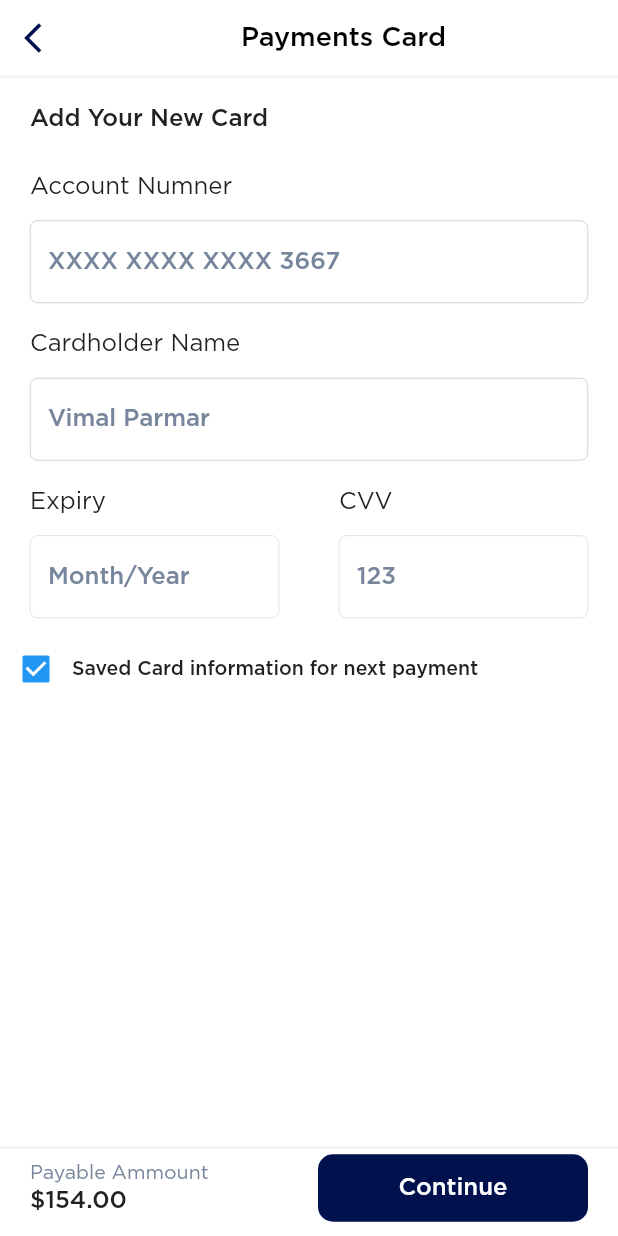
After one commit to Mrvsolutions/Danini, a Flutter app: the AddPaymentCardPage screen opened directly, on a phone screen of 412 x 824 dp. The commit adds this screen. Run offline on Flutter 3.47's test engine with Material 2 defaults, Android fonts, the phone set to English and light mode, and no system bars; our stand-ins replace carousel_pro, get, image_picker.

Commit message:
Add payment Card - done

```diff
--- /dev/null
+++ b/lib/Screen/AddPaymentCardPage.dart
@@ -0,0 +1,337 @@
+import 'package:danini/Comman/ColorFile.dart';
+import 'package:flutter/material.dart';
+import 'package:flutter/cupertino.dart';
+
+import '../BuildAppToolBar.dart';
+
+class AddPaymentCardPage extends StatefulWidget {
+  @override
+  _AddPaymentCardPageState createState() => _AddPaymentCardPageState();
+}
+
+class _AddPaymentCardPageState extends State<AddPaymentCardPage> {
+  @override
+  Widget build(BuildContext context) {
+    return Scaffold(
+        appBar: BuildAppToolBar(context, "Payments Card", true, false),
+        body: Stack(children: [
+          SingleChildScrollView(
+            child: Container(
+              color: kbackground,
+              width: MediaQuery.of(context).size.width,
+              height: MediaQuery.of(context).size.height,
+              child: Container(
+                color: Colors.white,
+                child: Column(
+                  crossAxisAlignment: CrossAxisAlignment.start,
+                  children: [
+                    Container(
+                      color: kbackground,
+                      height: 2,
+                    ),
+                    Padding(
+                      padding: const EdgeInsets.fromLTRB(20, 20, 0, 20),
+                      child: Text(
+                        "Add Your New Card",
+                        style: TextStyle(
+                          color: kTextColor,
+                          fontSize: 16,
+                          fontFamily: 'GothaProMedium',
+                        ),
+                      ),
+                    ),
+                    Padding(
+                      padding: const EdgeInsets.fromLTRB(20, 10, 0, 15),
+                      child: Text(
+                        "Account Numner",
+                        style: TextStyle(
+                          color: kTextColor,
+                          fontSize: 16,
+                          fontFamily: 'GothaProRegular',
+                        ),
+                      ),
+                    ),
+                    Padding(
+                      padding: const EdgeInsets.fromLTRB(20, 0, 20, 10),
+                      child: TextField(
+                        style: TextStyle(
+                          fontSize: 16,
+                          color: ktextpriceColor,
+                          fontFamily: 'GothaProMedium',
+                        ),
+                        decoration: InputDecoration(
+                          hintText: "XXXX XXXX XXXX 3667",
+                          hintStyle: TextStyle(
+                            fontSize: 16,
+                            color: ktextpriceColor,
+                            fontFamily: 'GothaProMedium',
+                          ),
+                          focusedBorder: OutlineInputBorder(
+                            borderSide:
+                                BorderSide(color: Colors.grey, width: 0.2),
+                            borderRadius: BorderRadius.circular(5.0),
+                          ),
+                          enabledBorder: OutlineInputBorder(
+                            borderSide:
+                                BorderSide(color: Colors.grey, width: 0.3),
+                            borderRadius: BorderRadius.circular(5.0),
+                          ),
+                          fillColor: Colors.white,
+                          filled: true,
+                        ),
+                      ),
+                    ),
+                    Padding(
+                      padding: const EdgeInsets.fromLTRB(20, 10, 0, 15),
+                      child: Text(
+                        "Cardholder Name",
+                        style: TextStyle(
+                          color: kTextColor,
+                          fontSize: 16,
+                          fontFamily: 'GothaProRegular',
+                        ),
+                      ),
+                    ),
+                    Padding(
+                      padding: const EdgeInsets.fromLTRB(20, 0, 20, 10),
+                      child: TextField(
+                        style: TextStyle(
+                          fontSize: 16,
+                          color: ktextpriceColor,
+                          fontFamily: 'GothaProMedium',
+                        ),
+                        decoration: InputDecoration(
+                          hintText: "Vimal Parmar",
+                          hintStyle: TextStyle(
+                            fontSize: 16,
+                            color: ktextpriceColor,
+                            fontFamily: 'GothaProMedium',
+                          ),
+                          focusedBorder: OutlineInputBorder(
+                            borderSide:
+                                BorderSide(color: Colors.grey, width: 0.2),
+                            borderRadius: BorderRadius.circular(5.0),
+                          ),
+                          enabledBorder: OutlineInputBorder(
+                            borderSide:
+                                BorderSide(color: Colors.grey, width: 0.3),
+                            borderRadius: BorderRadius.circular(5.0),
+                          ),
+                          fillColor: Colors.white,
+                          filled: true,
+                        ),
+                      ),
+                    ),
+                    Row(
+                      mainAxisAlignment: MainAxisAlignment.spaceBetween,
+                      crossAxisAlignment: CrossAxisAlignment.start,
+                      children: [
+                        Column(
+                          crossAxisAlignment: CrossAxisAlignment.start,
+                          children: [
+                            Padding(
+                              padding: const EdgeInsets.fromLTRB(20, 10, 0, 15),
+                              child: Text(
+                                "Expiry",
+                                style: TextStyle(
+                                  color: kTextColor,
+                                  fontSize: 16,
+                                  fontFamily: 'GothaProRegular',
+                                ),
+                              ),
+                            ),
+                            Container(
+                              width: MediaQuery.of(context).size.width / 2,
+                              child: Padding(
+                                padding:
+                                    const EdgeInsets.fromLTRB(20, 0, 20, 10),
+                                child: TextField(
+                                  style: TextStyle(
+                                    fontSize: 16,
+                                    color: ktextpriceColor,
+                                    fontFamily: 'GothaProMedium',
+                                  ),
+                                  decoration: InputDecoration(
+                                    hintText: "Month/Year",
+                                    hintStyle: TextStyle(
+                                      fontSize: 16,
+                                      color: ktextpriceColor,
+                                      fontFamily: 'GothaProMedium',
+                                    ),
+                                    focusedBorder: OutlineInputBorder(
+                                      borderSide: BorderSide(
+                                          color: Colors.grey, width: 0.2),
+                                      borderRadius: BorderRadius.circular(5.0),
+                                    ),
+                                    enabledBorder: OutlineInputBorder(
+                                      borderSide: BorderSide(
+                                          color: Colors.grey, width: 0.2),
+                                      borderRadius: BorderRadius.circular(5.0),
+                                    ),
+                                    fillColor: Colors.white,
+                                    filled: true,
+                                  ),
+                                ),
+                              ),
+                            ),
+                          ],
+                        ),
+                        Column(
+                          crossAxisAlignment: CrossAxisAlignment.start,
+                          children: [
+                            Padding(
+                              padding: const EdgeInsets.fromLTRB(20, 10, 0, 15),
+                              child: Text(
+                                "CVV",
+                                style: TextStyle(
+                                  color: kTextColor,
+                                  fontSize: 16,
+                                  fontFamily: 'GothaProRegular',
+                                ),
+                              ),
+                            ),
+                            Container(
+                              width: MediaQuery.of(context).size.width / 2,
+                              child: Padding(
+                                padding:
+                                    const EdgeInsets.fromLTRB(20, 0, 20, 10),
+                                child: TextField(
+                                  style: TextStyle(
+                                    fontSize: 16,
+                                    color: ktextpriceColor,
+                                    fontFamily: 'GothaProMedium',
+                                  ),
+                                  decoration: InputDecoration(
+                                    hintText: "123",
+                                    hintStyle: TextStyle(
+                                      fontSize: 16,
+                                      color: ktextpriceColor,
+                                      fontFamily: 'GothaProMedium',
+                                    ),
+                                    focusedBorder: OutlineInputBorder(
+                                      borderSide: BorderSide(
+                                          color: Colors.grey, width: 0.2),
+                                      borderRadius: BorderRadius.circular(5.0),
+                                    ),
+                                    enabledBorder: OutlineInputBorder(
+                                      borderSide: BorderSide(
+                                          color: Colors.grey, width: 0.2),
+                                      borderRadius: BorderRadius.circular(5.0),
+                                    ),
+                                    fillColor: Colors.white,
+                                    filled: true,
+                                  ),
+                                ),
+                              ),
+                            ),
+                          ],
+                        ),
+                      ],
+                    ),
+                    Padding(
+                      padding: const EdgeInsets.fromLTRB(0, 0, 10, 0),
+                      child: Row(
+                        children: [
+                          Checkbox(
+                            value: true,
+                            onChanged: (newValue) {
+                              setState(() {});
+                            },
+                          ),
+                          Expanded(
+                            child: Text(
+                              "Saved Card information for next payment",
+                              style: TextStyle(
+                                color: kTextColor,
+                                fontSize: 13,
+                                fontFamily: 'GothaProMedium',
+                              ),
+                            ),
+                          ),
+                        ],
+                      ),
+                    ),
+                  ],
+                ),
+              ),
+            ),
+          ),
+          Align(
+              alignment: Alignment.bottomCenter,
+              child: Container(
+                color: Colors.white,
+                height: 60,
+                child: Column(
+                  crossAxisAlignment: CrossAxisAlignment.center,
+                  children: [
+                    Container(
+                      height: 2,
+                      width: MediaQuery.of(context).size.width,
+                      color: koffwhite,
+                    ),
+                    Row(
+                      mainAxisAlignment: MainAxisAlignment.spaceBetween,
+                      children: [
+                        Padding(
+                          padding: const EdgeInsets.fromLTRB(20, 10, 10, 10),
+                          child: Column(
+                            crossAxisAlignment: CrossAxisAlignment.start,
+                            children: [
+                              Text(
+                                "Payable Ammount",
+                                style: TextStyle(
+                                  fontSize: 13,
+                                  fontFamily: 'GothaProRegular',
+                                  color: ktextpriceColor,
+                                ),
+                              ),
+                              SizedBox(
+                                height: 5,
+                              ),
+                              Text(
+                                "\$154.00",
+                                style: TextStyle(
+                                  color: kTextColor,
+                                  fontSize: 16,
+                                  fontFamily: 'GothaProMedium',
+                                ),
+                              ),
+                            ],
+                          ),
+                        ),
+                        InkWell(
+                          onTap: () {
+                            // Navigator.push(
+                            //   context,
+                            //   MaterialPageRoute(
+                            //       builder: (context) => PaymentPage()),
+                            // );
+                          },
+                          child: Padding(
+                            padding: const EdgeInsets.fromLTRB(0, 0, 20, 0),
+                            child: Container(
+                              width: 180,
+                              height: 45,
+                              alignment: Alignment.center,
+                              decoration: BoxDecoration(
+                                  color: dPrimeryColors,
+                                  borderRadius: BorderRadius.circular(10)),
+                              child: Text(
+                                "Continue",
+                                style: TextStyle(
+                                  color: Colors.white,
+                                  fontSize: 16,
+                                  fontFamily: 'GothaPro',
+                                ),
+                              ),
+                            ),
+                          ),
+                        ),
+                      ],
+                    ),
+                  ],
+                ),
+              )),
+        ]));
+  }
+}
--- a/lib/Screen/PaymentPage.dart
+++ b/lib/Screen/PaymentPage.dart
@@ -1,4 +1,5 @@
 import 'package:danini/Comman/ColorFile.dart';
+import 'package:danini/Screen/AddPaymentCardPage.dart';
 import 'package:flutter/material.dart';
 import 'package:flutter/cupertino.dart';
 
@@ -51,7 +52,15 @@ class _PaymentPageState extends State<PaymentPage> {
                                   fontFamily: 'GothaProMedium',
                                 ),
                               ),
-                              Row(
+                              InkWell(
+                                onTap: (){
+                                  Navigator.push(
+                                    context,
+                                    MaterialPageRoute(
+                                        builder: (context) => AddPaymentCardPage()),
+                                  );
+                                },
+                                child: Row(
                                   children: [
                                     Padding(
                                       padding: const EdgeInsets.all(5.0),
@@ -73,6 +82,7 @@ class _PaymentPageState extends State<PaymentPage> {
                                       ),
                                     ),
                                   ],
+                                ),
                               ),
                             ],
                           ),
```
Lines whose indentation alone changed are shown as unchanged.
